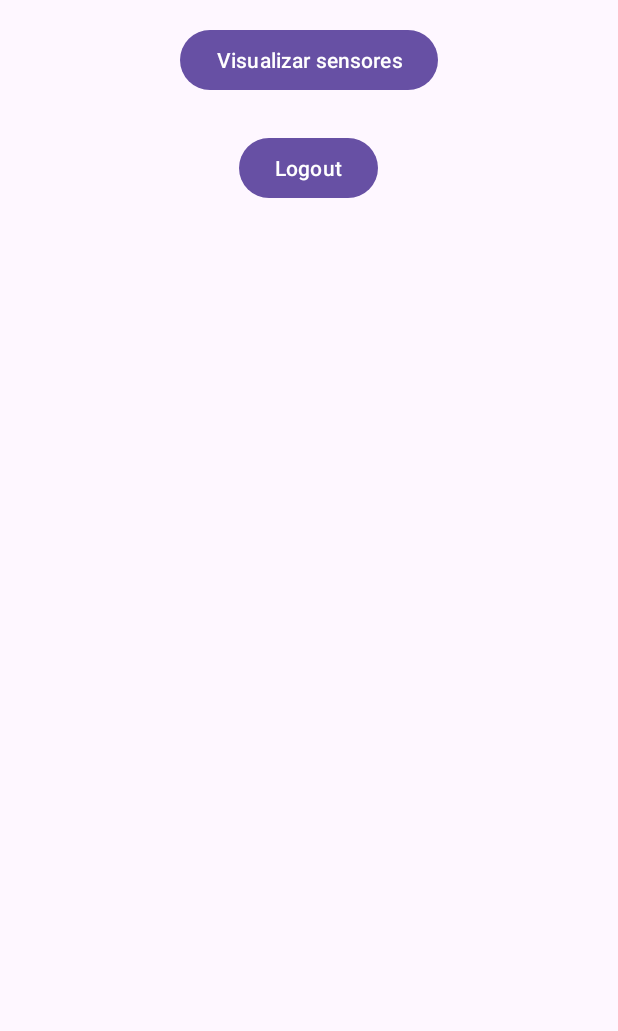
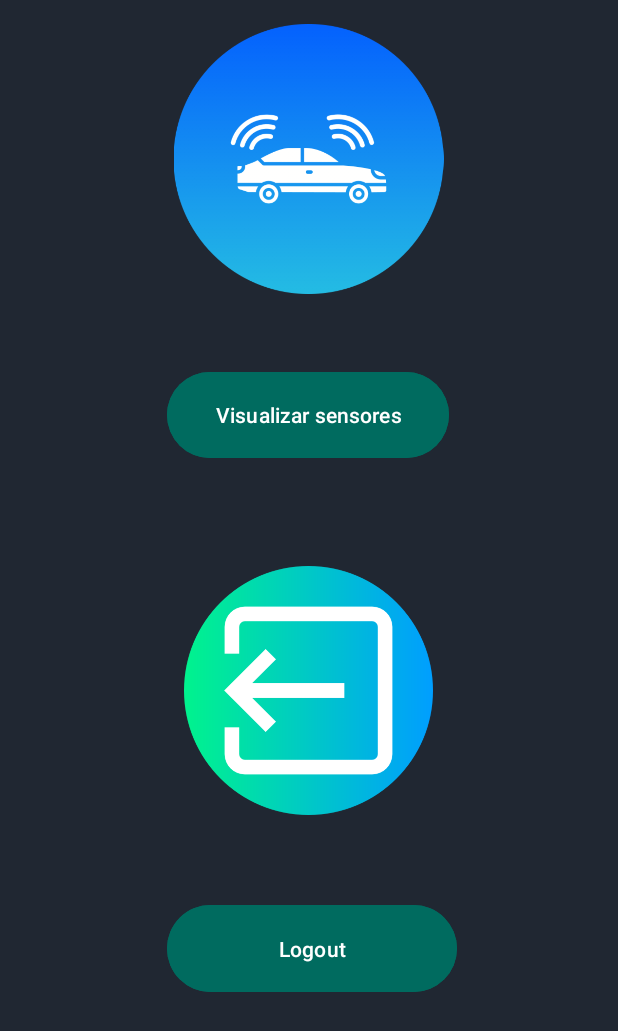
Before and after one commit to yixxus18/Proyecto, an Android app: the MainActivity4 screen opened directly, with no data from a screen before it, on a phone screen of 412 x 824 dp. Shown: the top 1031 px of the screen. Run offline under Robolectric (Android 15) with nearby library versions, the phone set to English and light mode, and no system bars.

Commit message:
ultima actualizacion front

```diff
--- a/app/src/main/res/layout/activity_main4.xml
+++ b/app/src/main/res/layout/activity_main4.xml
@@ -1,25 +1,63 @@
 <?xml version="1.0" encoding="utf-8"?>
-<RelativeLayout xmlns:android="http://schemas.android.com/apk/res/android"
+<androidx.constraintlayout.widget.ConstraintLayout
+    xmlns:android="http://schemas.android.com/apk/res/android"
+    xmlns:app="http://schemas.android.com/apk/res-auto"
+    xmlns:tools="http://schemas.android.com/tools"
     android:layout_width="match_parent"
     android:layout_height="match_parent"
-    android:padding="16dp">
+    android:padding="16dp"
+    android:background="#202732">
 
+    <ImageView
+        android:id="@+id/imageView1"
+        android:layout_width="246dp"
+        android:layout_height="180dp"
+        android:scaleType="fitCenter"
+        android:src="@drawable/s4"
+        app:layout_constraintBottom_toTopOf="@+id/btnViewSensors"
+        app:layout_constraintEnd_toEndOf="parent"
+        app:layout_constraintHorizontal_bias="0.496"
+        app:layout_constraintStart_toStartOf="parent"
+        app:layout_constraintTop_toTopOf="parent" />
 
+    <ImageView
+        android:id="@+id/imageView2"
+        android:layout_width="166dp"
+        android:layout_height="238dp"
+        android:layout_marginTop="32dp"
+        android:scaleType="fitCenter"
+        android:src="@drawable/cs"
+        app:layout_constraintEnd_toEndOf="parent"
+        app:layout_constraintHorizontal_bias="0.497"
+        app:layout_constraintStart_toStartOf="parent"
+        app:layout_constraintTop_toBottomOf="@+id/btnViewSensors" />
+
+    <Button
+        android:id="@+id/btnLogout"
+        android:layout_width="193dp"
+        android:layout_height="66dp"
+        android:layout_marginTop="20dp"
+        android:backgroundTint="@color/seed"
+        android:elevation="4dp"
+        android:text="Logout"
+        android:textColor="@color/white"
+        app:layout_constraintEnd_toEndOf="parent"
+        app:layout_constraintHorizontal_bias="0.509"
+        app:layout_constraintStart_toStartOf="parent"
+        app:layout_constraintTop_toBottomOf="@+id/imageView2" />
 
     <Button
         android:id="@+id/btnViewSensors"
-        android:layout_width="wrap_content"
-        android:layout_height="wrap_content"
+        android:layout_width="188dp"
+        android:layout_height="65dp"
+        android:layout_marginTop="48dp"
+        android:backgroundTint="@color/seed"
+        android:elevation="4dp"
         android:text="Visualizar sensores"
-        android:layout_centerHorizontal="true"
-        android:layout_marginBottom="24dp" />
+        android:textColor="@color/white"
+        app:layout_constraintEnd_toEndOf="parent"
+        app:layout_constraintHorizontal_bias="0.497"
+        app:layout_constraintStart_toStartOf="parent"
+        app:layout_constraintTop_toBottomOf="@+id/imageView1" />
 
-    <Button
-        android:id="@+id/btnLogout"
-        android:layout_width="wrap_content"
-        android:layout_height="wrap_content"
-        android:text="Logout"
-        android:layout_below="@id/btnViewSensors"
-        android:layout_centerHorizontal="true" />
-
-</RelativeLayout>
+</androidx.constraintlayout.widget.ConstraintLayout>
--- a/app/src/main/res/values/colors.xml
+++ b/app/src/main/res/values/colors.xml
@@ -63,4 +63,5 @@
     <color name="md_theme_dark_surfaceTint">#55DBC7</color>
     <color name="md_theme_dark_outlineVariant">#3F4946</color>
     <color name="md_theme_dark_scrim">#000000</color>
+    <color name="grey">#808080</color>
 </resources>
```
Also changed, not shown: app/src/main/res/drawable/button_background.xml (added, +10 -0 lines), app/src/main/res/layout/activity_main.xml (+49 -12 lines), app/src/main/res/layout/activity_main2.xml (+31 -32 lines), app/src/main/res/layout/activity_main3.xml (+20 -21 lines), app/src/main/res/drawable/cerrarsesion.png (added), app/src/main/res/drawable/cs.png (added), app/src/main/res/drawable/perfildelusuario.png (added), app/src/main/res/drawable/s4.png (added), app/src/main/res/drawable/sensor.png (added), app/src/main/res/drawable/sensorrrr.png (added), app/src/main/res/drawable/troca.png (added), app/src/main/res/drawable/usuario.png (added).
